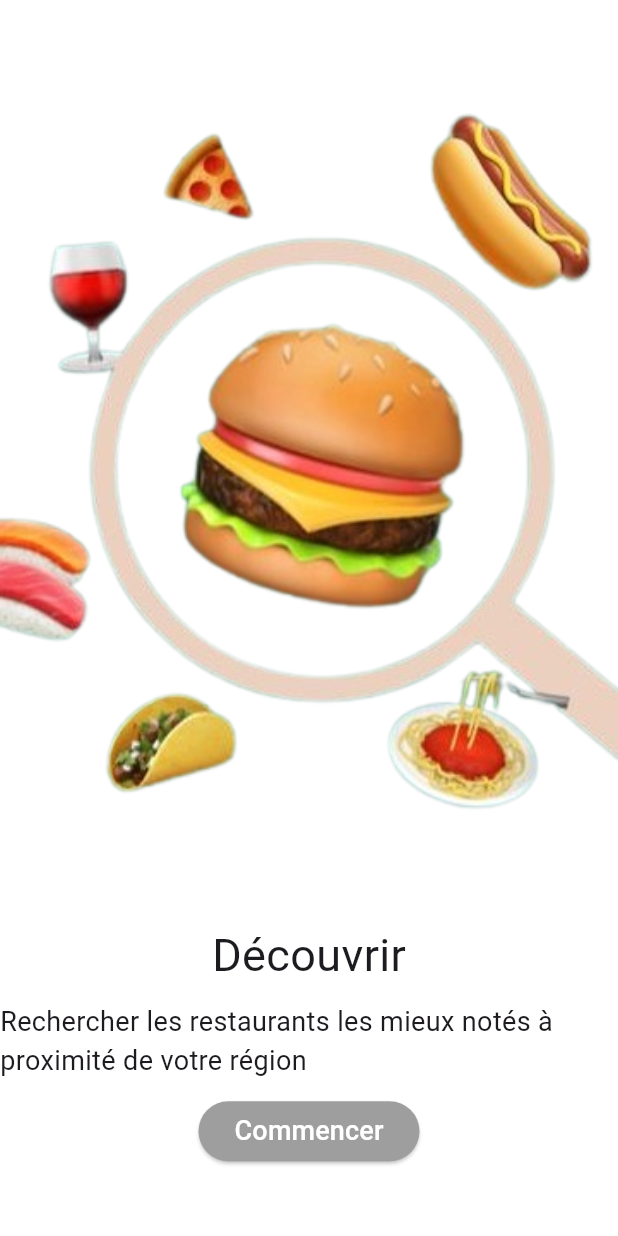
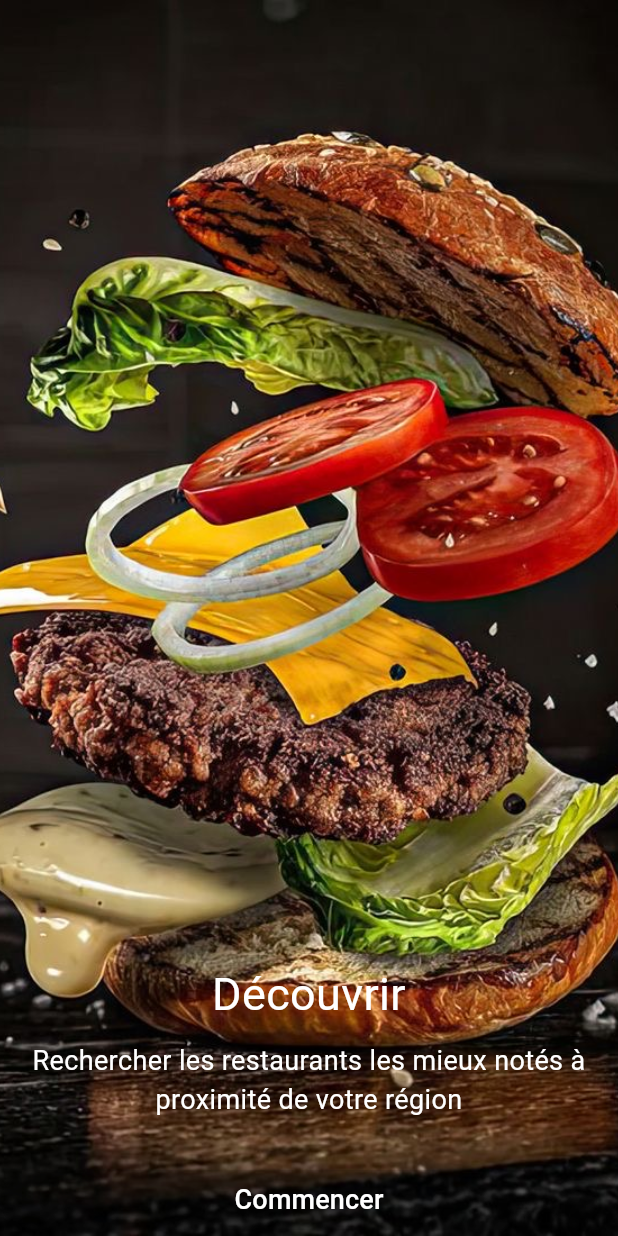
Before and after one commit to Dalel1akremi/flutterProject, a Flutter app: the screen it shows after launch, on a phone screen of 412 x 824 dp. Run offline on Flutter 3.47's test engine with Material 3 defaults, Android fonts, the phone set to English and light mode, and no system bars; our stand-ins replace firebase_auth, firebase_core, google_sign_in, shared_preferences; missing offline and left inert: bcrypt; accounts and stored records are empty.

Commit message:
feat: fix` background image `

```diff
--- a/FLUTTER/lib/main.dart
+++ b/FLUTTER/lib/main.dart
@@ -51,51 +51,38 @@ class AppStart extends StatelessWidget {
 
 class HomeScreen extends StatelessWidget {
   const HomeScreen({super.key});
-
   @override
   Widget build(BuildContext context) {
     return Scaffold(
       backgroundColor: Colors.white,
-      body: Column(
+      body: Stack(
         children: [
-          Expanded(
-            child: PageView(
-              children: [
-                Center(
-                  child: Column(
-                    mainAxisAlignment: MainAxisAlignment.center,
-                    children: [
-                      SizedBox(
-                        height: MediaQuery.of(context).size.height / 1.5,
-                        child: Container(
+          Container(
+            width: double.infinity,
+            height: double.infinity,
             decoration: BoxDecoration(
               image: const DecorationImage(
-                              image: AssetImage('images/First.png'),
-                              fit: BoxFit.fitHeight,
-                            ),
-                            borderRadius: BorderRadius.circular(15.0),
-                            boxShadow: [
-                              BoxShadow(
-                                color: Colors.white.withOpacity(0.5),
-                                spreadRadius: 5,
-                                blurRadius: 1,
-                                offset: const Offset(0, 3),
-                              ),
-                            ],
+                image: AssetImage('images/acceuil.jpeg'),
+                fit: BoxFit.cover,
               ),
             ),
           ),
-                      const SizedBox(height: 20),
+          Column(
+            mainAxisAlignment: MainAxisAlignment.end,
+            crossAxisAlignment: CrossAxisAlignment.stretch,
+            children: [
               const Text(
                 'Découvrir',
-                        style: TextStyle(fontSize: 30),
+                textAlign: TextAlign.center,
+                style: TextStyle(fontSize: 30, color: Colors.white),
               ),
               const SizedBox(height: 10),
               const Text(
                 'Rechercher les restaurants les mieux notés à proximité de votre région',
-                        style: TextStyle(fontSize: 18),
+                textAlign: TextAlign.center,
+                style: TextStyle(fontSize: 18, color: Colors.white),
               ),
-                      const SizedBox(height: 10),
+              const SizedBox(height: 30),  // Espace entre les textes et les boutons
               ElevatedButton(
                 onPressed: () {
                   Navigator.push(
@@ -105,7 +92,7 @@ class HomeScreen extends StatelessWidget {
                   );
                 },
                 style: ElevatedButton.styleFrom(
-                          backgroundColor: Colors.grey,
+                  backgroundColor: Colors.black.withOpacity(0.07),
                 ),
                 child: const Text(
                   'Commencer',
@@ -117,10 +104,6 @@ class HomeScreen extends StatelessWidget {
               ),
             ],
           ),
-                ),
-              ],
-            ),
-          ),
         ],
       ),
     );
--- a/FLUTTER/pubspec.yaml
+++ b/FLUTTER/pubspec.yaml
@@ -74,7 +74,7 @@ flutter:
     - images/google_logo.png
     - images/First.png
     - images/paiement.png
-
+    - images/acceuil.jpeg
   #   - images/a_dot_ham.jpeg
 
   # An image asset can refer to one or more resolution-specific "variants", see
```
Also changed, not shown: FLUTTER/images/acceuil.jpeg (added). Lines whose indentation alone changed are shown as unchanged.
